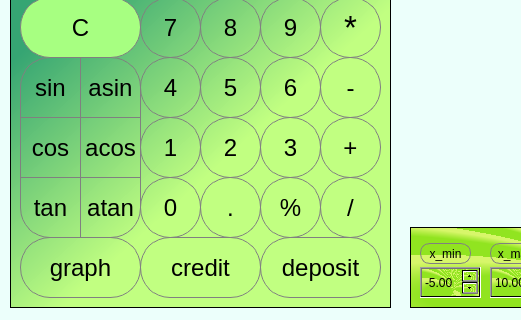
First picture: the form in src/CalcCPP/view.ui, repository manwoodt/CPP_SmartCalc, before the edit; both pictures show x 0 to 521 and y 203 to 523 of the 793 by 523 pixel window.
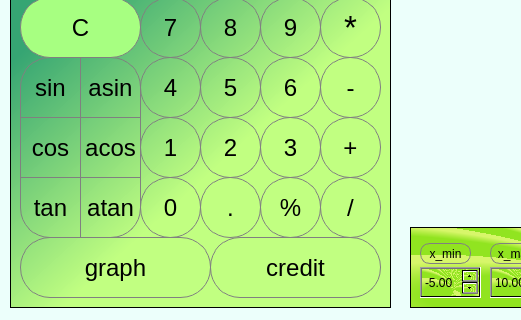
Second picture: the form after the edit. Custom widgets are drawn as their Qt base class.

Patch:
```diff
--- a/src/CalcCPP/view.ui
+++ b/src/CalcCPP/view.ui
@@ -317,38 +317,6 @@
     <property name="frameShadow">
      <enum>QFrame::Raised</enum>
     </property>
-    <widget class="QPushButton" name="pushButton_deposit">
-     <property name="geometry">
-      <rect>
-       <x>250</x>
-       <y>430</y>
-       <width>121</width>
-       <height>61</height>
-      </rect>
-     </property>
-     <property name="font">
-      <font>
-       <pointsize>18</pointsize>
-      </font>
-     </property>
-     <property name="styleSheet">
-      <string notr="true">QPushButton {
-   border: 1px solid grey;
- background-color:  transparent;
-color: black;
-border-top-right-radius: 30px;
-border-top-left-radius: 30px;
-border-bottom-right-radius: 30px;
-border-bottom-left-radius: 30px;
-}
-QPushButton:pressed {
-    background-color: rgb(11, 213, 131)
-}</string>
-     </property>
-     <property name="text">
-      <string>deposit</string>
-     </property>
-    </widget>
     <widget class="QPushButton" name="pushButton_mod">
      <property name="geometry">
       <rect>
@@ -479,7 +447,7 @@
       <rect>
        <x>10</x>
        <y>430</y>
-       <width>121</width>
+       <width>191</width>
        <height>61</height>
       </rect>
      </property>
@@ -509,9 +477,9 @@
     <widget class="QPushButton" name="pushButton_credit">
      <property name="geometry">
       <rect>
-       <x>130</x>
+       <x>200</x>
        <y>430</y>
-       <width>121</width>
+       <width>171</width>
        <height>61</height>
       </rect>
      </property>
```
